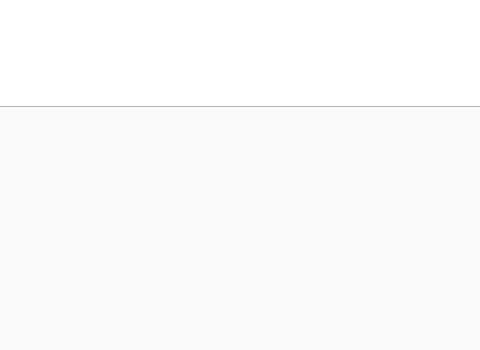
This is gestionrdv.ui in sirineghribi/SMART_RECRUITING_2A17 as Qt 5 draws it before an edit; both pictures show x 318 to 798 and y 340 to 690 of the 1113 by 690 pixel window. The edited form follows.
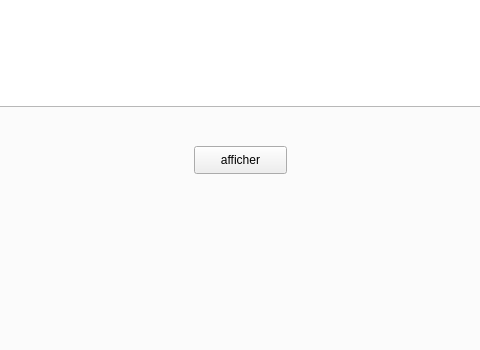
This is the edited form. The open tabs and pages were chosen to show the change. Icons and pictures are not drawn.

What changed in the file:
```diff
--- a/gestionrdv.ui
+++ b/gestionrdv.ui
@@ -402,6 +402,19 @@
       </rect>
      </property>
     </widget>
+    <widget class="QPushButton" name="pb_aff_partenai">
+     <property name="geometry">
+      <rect>
+       <x>380</x>
+       <y>450</y>
+       <width>93</width>
+       <height>28</height>
+      </rect>
+     </property>
+     <property name="text">
+      <string>afficher</string>
+     </property>
+    </widget>
    </widget>
    <widget class="QWidget" name="tab_5">
     <attribute name="title">
```
Left out of the diff: 2 changed lines with no effect on the pictures.
